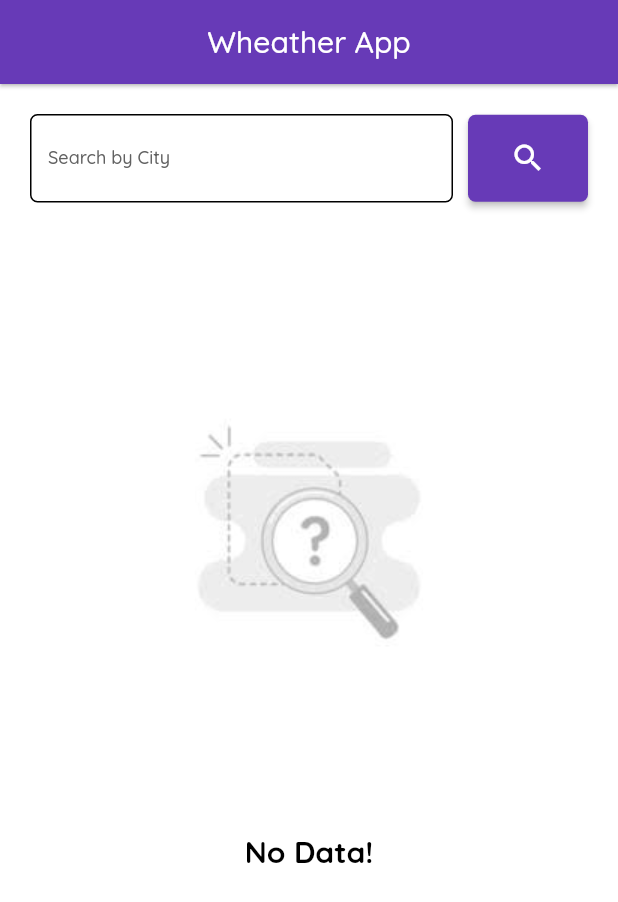
After one commit to abrarshahok/Weather-App-Flutter, a Flutter app: the screen it shows after launch, on a phone screen of 412 x 824 dp. The commit adds this screen. Shown: the top 902 px of the screen. Run offline on Flutter 3.47's test engine with Material 2 defaults, Android fonts, the phone set to English and light mode, and no system bars; our stand-ins replace google_fonts.

Commit message:
Made the code more readable and resuable

```diff
--- a/lib/main.dart
+++ b/lib/main.dart
@@ -2,7 +2,7 @@ import 'package:flutter/material.dart';
 import 'package:google_fonts/google_fonts.dart';
 import 'package:provider/provider.dart';
 import 'provider/weather_api_client.dart';
-import 'screen/weather_screen.dart';
+import 'screen/home_screen.dart';
 
 void main() {
   runApp(const MainApp());
@@ -44,7 +44,7 @@ class MainApp extends StatelessWidget {
             ),
           ),
         ),
-        home: WheatherScreen(),
+        home: HomeScreen(),
       ),
     );
   }
--- a/lib/provider/weather_api_client.dart
+++ b/lib/provider/weather_api_client.dart
@@ -44,7 +44,6 @@ class WeatherApiClient with ChangeNotifier {
         throw WeatherApiException(
             'Weather Data not available for location: $location');
       }
-      print(weatherJson);
       Map<String, dynamic> weatherMap = {
         'currentLocation': weatherJson['location']['name'],
         'country': weatherJson['location']['country'],
--- /dev/null
+++ b/lib/screen/home_screen.dart
@@ -0,0 +1,107 @@
+import 'package:flutter/material.dart';
+import 'package:provider/provider.dart';
+import '../widget/no_data_found.dart';
+import '/model/weather.dart';
+import '/provider/weather_api_client.dart';
+import 'weather_screen.dart';
+
+class HomeScreen extends StatefulWidget {
+  @override
+  State<HomeScreen> createState() => _HomeScreenState();
+}
+
+class _HomeScreenState extends State<HomeScreen> {
+  final cityController = TextEditingController();
+
+  InputBorder border = OutlineInputBorder(
+    borderRadius: BorderRadius.circular(5),
+  );
+
+  Widget loadingSpinner = const CircularProgressIndicator();
+
+  Future<Weather> weatherProvider(String info) {
+    return Provider.of<WeatherApiClient>(context, listen: false)
+        .getWeather(info);
+  }
+
+  Weather? futureWeather;
+  bool isLoading = false;
+  void getWeather(String city) async {
+    setState(() => isLoading = true);
+    try {
+      futureWeather = await weatherProvider(city);
+    } catch (_) {
+      setState(() => isLoading = false);
+    }
+    setState(() => isLoading = false);
+  }
+
+  @override
+  Widget build(BuildContext context) {
+    return Scaffold(
+      backgroundColor: Colors.white,
+      appBar: AppBar(
+        title: Text(
+          'Wheather App',
+          style: Theme.of(context).textTheme.titleLarge,
+        ),
+        elevation: 1,
+        centerTitle: true,
+        // backgroundColor: Colors.white,
+      ),
+      body: SingleChildScrollView(
+        child: Column(
+          mainAxisAlignment: MainAxisAlignment.start,
+          children: [
+            Padding(
+              padding: const EdgeInsets.all(20),
+              child: Row(
+                mainAxisAlignment: MainAxisAlignment.spaceBetween,
+                children: [
+                  Expanded(
+                    child: TextField(
+                      decoration: InputDecoration(
+                        labelText: 'Search by City',
+                        labelStyle: Theme.of(context).textTheme.bodySmall,
+                        enabledBorder: border,
+                        focusedBorder: border,
+                      ),
+                      controller: cityController,
+                      onSubmitted: (info) {
+                        if (info.trim().isEmpty) {
+                          return;
+                        }
+                        setState(() {
+                          getWeather(info);
+                        });
+                      },
+                      onTapOutside: (_) =>
+                          FocusManager.instance.primaryFocus!.unfocus(),
+                    ),
+                  ),
+                  const SizedBox(width: 10),
+                  ElevatedButton(
+                    style: ElevatedButton.styleFrom(
+                      shape: RoundedRectangleBorder(
+                        borderRadius: BorderRadius.circular(5),
+                      ),
+                      minimumSize: const Size(80, 58),
+                    ),
+                    onPressed: () => getWeather(cityController.text),
+                    child: const Icon(Icons.search),
+                  ),
+                ],
+              ),
+            ),
+            if (isLoading)
+              loadingSpinner
+            else if (futureWeather != null)
+              WeatherScreen(futureWeather: futureWeather)
+            else
+              NoDataFound(),
+          ],
+        ),
+      ),
+    );
+  }
+}
--- /dev/null
+++ b/lib/widget/no_data_found.dart
@@ -0,0 +1,25 @@
+import 'package:flutter/material.dart';
+
+class NoDataFound extends StatelessWidget {
+
+  @override
+  Widget build(BuildContext context) {
+    return Column(
+        children: [
+          Center(
+            child: Image.asset(
+              'assets/images/no_data.jpeg',
+              height: 400,
+            ),
+          ),
+          const Text(
+            'No Data!',
+            style: TextStyle(
+              fontSize: 20,
+              fontWeight: FontWeight.bold,
+            ),
+          ),
+        ],
+      );
+  }
+}
```
Also changed, not shown: lib/screen/weather_screen.dart (+13 -123 lines), lib/widget/additional_weather_info.dart (+20 -4 lines), lib/widget/weather_info.dart (+24 -23 lines).
